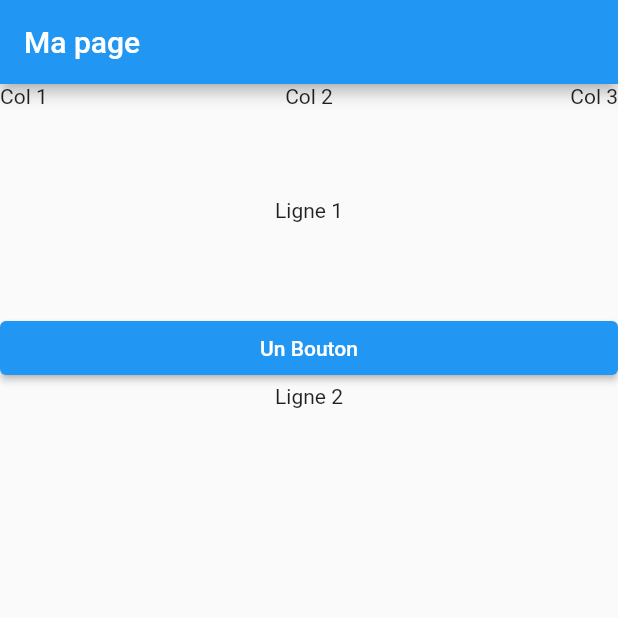
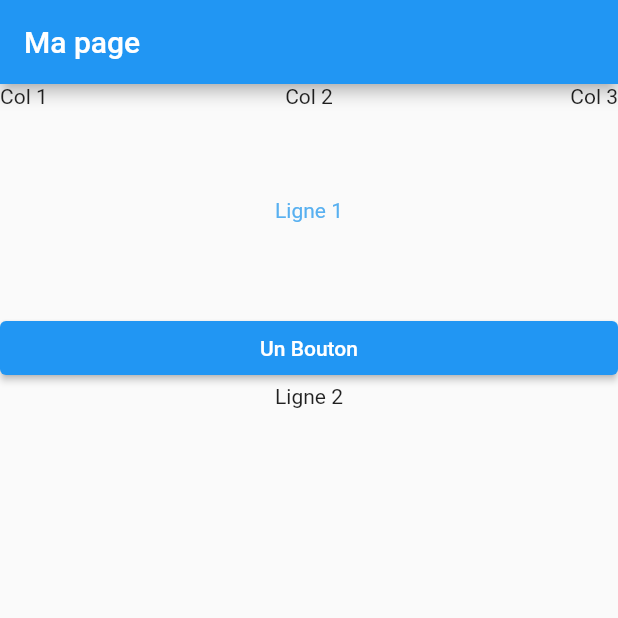
Before and after one commit to Chocolaterie/eni_flutter_demo_rcda_011f, a Flutter app: the screen it shows after launch, on a phone screen of 412 x 824 dp, the top half of it. Run offline on Flutter 3.47's test engine with Material 2 defaults, Android fonts, the light colour scheme and no system bars.

Commit message:
Color example

```diff
--- a/lib/main.dart
+++ b/lib/main.dart
@@ -3,6 +3,7 @@ import 'package:flutter/material.dart';
 void main() {
   runApp(AppDemo());
 }
+
 
 // L'application
 class AppDemo extends StatelessWidget {
@@ -31,7 +32,7 @@ class HomePage extends StatelessWidget {
           child: Column(children: [
             Padding(
               padding: const EdgeInsets.all(60.0),
-              child: Text("Ligne 1"),
+              child: Text("Ligne 1", style: TextStyle(color: Color(0xFF58B0F0)),),
             ),
             SizedBox(width: double.infinity, child: ElevatedButton(onPressed: () {}, child: Text("Un Bouton"))),
             Expanded(child: Text("Ligne 2")),
```
Also changed, not shown: 2 other files.
